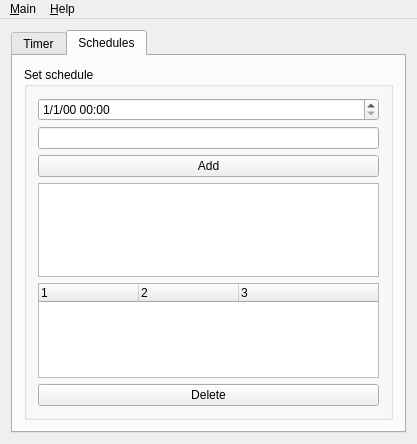
seberm/salarm, file src/ui/mainwindow.ui: the form before one commit.
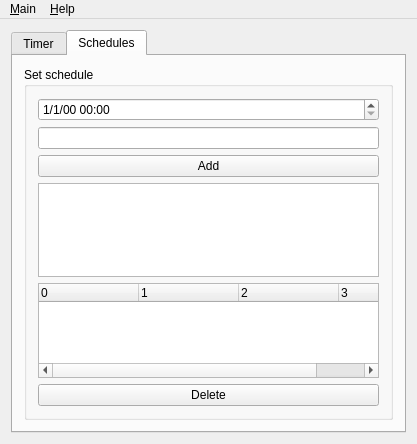
The form after the commit. Icons and pictures are not drawn. Custom widgets are drawn as their Qt base class.

Commit message:
Use hidden first column to store item DBID.
Modify Scheduler class to use the hidden first column to save/read the item DBID and remove Schedule class as it is not needed anymore.

```diff
--- a/src/ui/mainwindow.ui
+++ b/src/ui/mainwindow.ui
@@ -230,7 +230,7 @@
              <item>
               <widget class="Scheduler" name="scheduler">
                <property name="columnCount">
-                <number>3</number>
+                <number>4</number>
                </property>
                <attribute name="headerCascadingSectionResizes">
                 <bool>false</bool>
@@ -240,7 +240,12 @@
                </attribute>
                <column>
                 <property name="text">
-                 <string notr="true">1</string>
+                 <string notr="true">0</string>
+                </property>
+               </column>
+               <column>
+                <property name="text">
+                 <string>1</string>
                 </property>
                </column>
                <column>
```
The commit also changes 6 other files.
